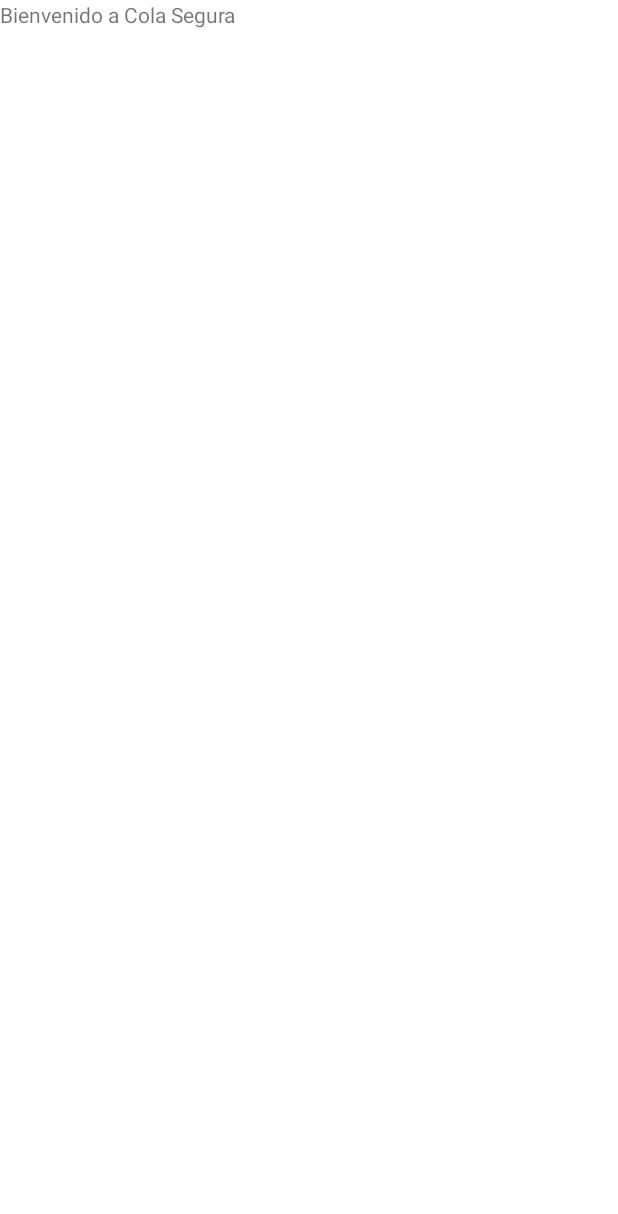
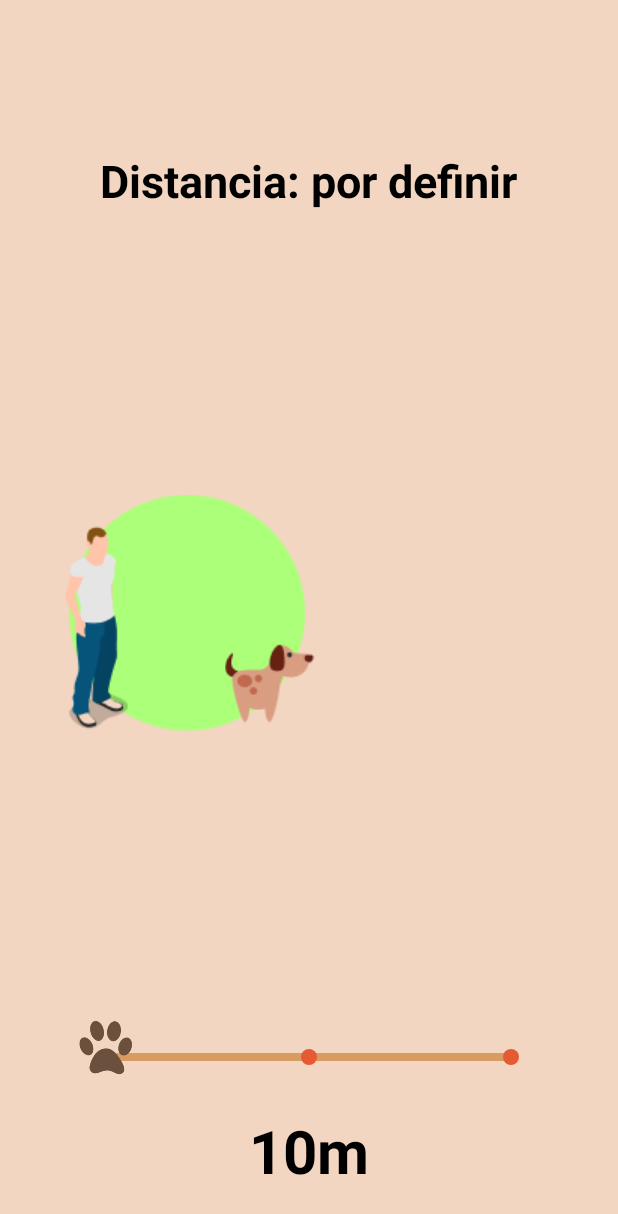
Before and after one commit to charlyj21/ColaSegura, an Android app: the HomeFragment screen opened through its navigation route, on a phone screen of 412 x 824 dp. Before the commit the part shown is almost empty. Shown: the top 1214 px of the screen. Run offline under Robolectric (Android 15) with nearby library versions, the phone set to English and light mode, and no system bars.

Commit message:
Add home

```diff
--- a/app/src/main/java/com/charlyj21/colasegura/HomeFragment.kt
+++ b/app/src/main/java/com/charlyj21/colasegura/HomeFragment.kt
@@ -5,6 +5,10 @@ import androidx.fragment.app.Fragment
 import android.view.LayoutInflater
 import android.view.View
 import android.view.ViewGroup
+import android.widget.ImageView
+import android.widget.TextView
+import com.google.android.material.slider.Slider
+import kotlin.math.roundToInt
 
 class HomeFragment : Fragment() {
     override fun onCreateView(
@@ -12,6 +16,39 @@ class HomeFragment : Fragment() {
         savedInstanceState: Bundle?
     ): View? {
         // Inflate the layout for this fragment
-        return inflater.inflate(R.layout.fragment_home, container, false)
+        val root = inflater.inflate(R.layout.fragment_home, container, false)
+
+        val slider = root.findViewById<Slider>(R.id.slider1)
+        val drawable = resources.getDrawable(R.drawable.huella)
+        slider.setCustomThumbDrawable(drawable)
+
+        // Actualizar el texto del TextView al iniciar la aplicación
+        val initialValue = slider.getValue()
+        updateTextView(initialValue, root)
+
+        // Update text view when slider value changes
+        slider.addOnChangeListener { _, value, _ ->
+            updateTextView(value, root)
+        }
+
+        return root
+    }
+
+    private fun updateTextView(value: Float, root: View) {
+        val textView = root.findViewById<TextView>(R.id.title2)
+        val intValue = value.roundToInt() // Convierte a Int
+        textView.text = String.format("%dm", intValue) // Format the value with "m"
+
+        val imageView = root.findViewById<ImageView>(R.id.imageView)
+
+        // Calculate image resource based on slider value
+        val imageId = when (intValue) {
+            10 -> R.drawable.toma1
+            40 -> R.drawable.toma2
+            70 -> R.drawable.toma3
+            else -> R.drawable.huella
+        }
+
+        imageView.setImageResource(imageId) // Update image
     }
 }
--- a/app/src/main/res/layout/fragment_home.xml
+++ b/app/src/main/res/layout/fragment_home.xml
@@ -1,14 +1,85 @@
 <?xml version="1.0" encoding="utf-8"?>
-<FrameLayout xmlns:android="http://schemas.android.com/apk/res/android"
+<RelativeLayout
+    xmlns:android="http://schemas.android.com/apk/res/android"
+    xmlns:app="http://schemas.android.com/apk/res-auto"
     xmlns:tools="http://schemas.android.com/tools"
     android:layout_width="match_parent"
     android:layout_height="match_parent"
-    tools:context=".HomeFragment">
+    android:orientation="vertical"
+    android:background="#F2D6C2"
+    android:paddingStart="40dp"
+    android:paddingEnd="40dp"
+    tools:context=".MainActivity">
+    <RelativeLayout
+        android:id="@+id/relativeLayout1"
+        android:layout_width="match_parent"
+        android:layout_height="wrap_content"
+        android:layout_marginTop="100dp">
+        <TextView
+            android:id="@+id/title1"
+            android:text="Distancia: por definir"
+            android:layout_centerHorizontal="true"
+            android:textStyle="bold"
+            android:textSize="30sp"
+            android:textColor="@color/black"
+            android:layout_width="wrap_content"
+            android:layout_height="wrap_content"/>
+    </RelativeLayout>
 
-    <!-- TODO: Update blank fragment layout -->
-    <TextView
+    <RelativeLayout
         android:layout_width="match_parent"
-        android:layout_height="match_parent"
-        android:text="Bienvenido a Cola Segura" />
+        android:layout_height="wrap_content"
+        android:id="@+id/relativeLayout2"
+        android:layout_below="@id/relativeLayout1"
+        android:layout_above="@id/relativeLayout3">
 
-</FrameLayout>
+        <ImageView
+            android:id="@+id/imageView"
+            android:layout_width="wrap_content"
+            android:layout_height="wrap_content"
+            android:layout_alignParentStart="true"
+            android:layout_centerInParent="true"
+            tools:src="@drawable/toma1"/>
+    </RelativeLayout>
+
+    <RelativeLayout
+        android:id="@+id/relativeLayout3"
+        android:layout_width="match_parent"
+        android:layout_height="wrap_content"
+        android:layout_alignParentBottom="true"
+        android:layout_marginBottom="30dp">
+
+        <com.google.android.material.slider.Slider
+            android:id="@+id/slider1"
+            android:layout_width="match_parent"
+            android:layout_height="match_parent"
+            android:stepSize="30.0"
+            android:value="10"
+            android:valueFrom="10"
+            android:valueTo="70"
+            app:haloRadius="1dp"
+            app:labelBehavior="gone"
+            app:thumbRadius="25dp"
+            app:tickColor="#E55933"
+            app:tickRadiusActive="5dp"
+            app:tickRadiusInactive="5dp"
+            app:trackColorActive="#D89C62"
+            app:trackColorInactive="#D89C62"
+            app:trackHeight="5dp"
+            tools:ignore="SpeakableTextPresentCheck" />
+
+        <TextView
+            android:id="@+id/title2"
+            android:layout_width="match_parent"
+            android:layout_height="wrap_content"
+            android:layout_below="@+id/slider1"
+            android:layout_centerHorizontal="true"
+            android:layout_marginTop="10dp"
+            tools:text="10m"
+            android:textAlignment="center"
+            android:textColor="@color/black"
+            android:textSize="40sp"
+            android:textStyle="bold" />
+    </RelativeLayout>
+
+</RelativeLayout>
```
Also changed, not shown: app/src/main/res/drawable/huella.png (added), app/src/main/res/drawable/toma1.png (added), app/src/main/res/drawable/toma2.png (added), app/src/main/res/drawable/toma3.png (added).
